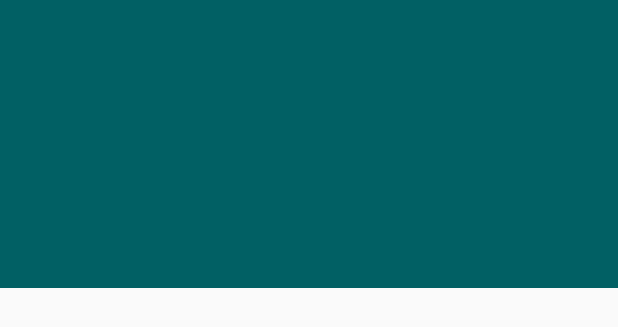
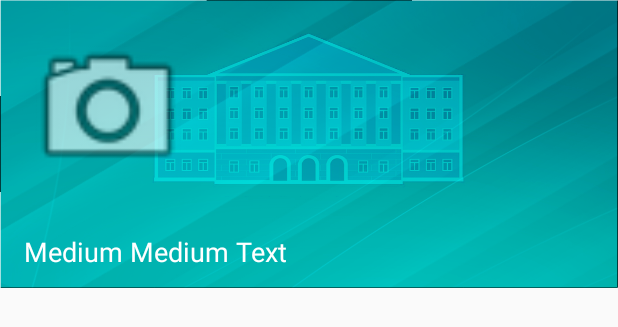
Before and after one commit to 4evterg/DonGTU_mobile, an Android app: the layout navigation_header.xml on its own in the app's theme, with its tools: preview values and no code run, on a phone screen of 412 x 824 dp. Shown: the top 327 px of the screen. Run offline under Robolectric (Android 15) with nearby library versions, the phone set to English and light mode, and no system bars; network calls fail.

Commit message:
Add username, photo and background to navview header + align some elements in navview

```diff
--- a/DonGTU_mobile/app/src/main/res/layout/navigation_header.xml
+++ b/DonGTU_mobile/app/src/main/res/layout/navigation_header.xml
@@ -3,6 +3,47 @@
     android:orientation="vertical"
     android:layout_width="match_parent"
     android:layout_height="192dp"
-    android:background="@color/colorPrimaryDark">
+    android:background="@mipmap/dongtu_img"
+    android:paddingLeft="@dimen/nav_menu_padding"
+    android:paddingRight="@dimen/nav_menu_padding"
+    android:paddingTop="@dimen/nav_menu_padding">
 
+    <ImageView
+        android:layout_width="112dp"
+        android:layout_height="112dp"
+        android:id="@+id/imageView"
+        android:layout_gravity="top"
+        android:background="@android:drawable/ic_menu_camera"
+        android:scaleType="centerCrop"
+
+        />
+    <LinearLayout
+        android:orientation="vertical"
+        android:layout_width="match_parent"
+        android:layout_height="match_parent"
+        android:gravity="bottom">
+        <LinearLayout
+            android:orientation="horizontal"
+            android:layout_width="match_parent"
+            android:layout_height="@dimen/nav_menu_text_items_height"
+            android:layout_gravity="bottom">
+
+            <TextView
+                android:layout_width="wrap_content"
+                android:layout_height="wrap_content"
+                android:textAppearance="?android:attr/textAppearanceMedium"
+                android:text="Medium "
+                android:id="@+id/nav_header_username"
+                android:textColor="@color/colorWhite"
+                android:layout_gravity="center_vertical"/>
+            <TextView
+                android:layout_width="wrap_content"
+                android:layout_height="wrap_content"
+                android:textAppearance="?android:attr/textAppearanceMedium"
+                android:text="Medium Text"
+                android:id="@+id/nav_header_usersurname"
+                android:textColor="@color/colorWhite"
+                android:layout_gravity="center_vertical"/>
+        </LinearLayout>
+    </LinearLayout>
 </LinearLayout>
--- /dev/null
+++ b/DonGTU_mobile/app/src/main/res/layout/profile_activity.xml
@@ -0,0 +1,6 @@
+<?xml version="1.0" encoding="utf-8"?>
+<LinearLayout xmlns:android="http://schemas.android.com/apk/res/android"
+    android:orientation="vertical" android:layout_width="match_parent"
+    android:layout_height="match_parent">
+
+</LinearLayout>
--- a/DonGTU_mobile/app/src/main/res/values/dimens.xml
+++ b/DonGTU_mobile/app/src/main/res/values/dimens.xml
@@ -4,6 +4,14 @@
     <dimen name="default_padding">30dp</dimen>
     <dimen name="default_margin">30dp</dimen>
     <dimen name="activity_horizontal_margin">0dp</dimen>
+    <dimen name="text_margin">5dp</dimen>
+
+    <dimen name="nav_menu_padding">16dp</dimen>
+    <dimen name="nav_menu_text_items_margin">72dp</dimen>
+    <dimen name="nav_menu_text_items_height">48dp</dimen>
+    <dimen name="nav_menu_text_content_space">8dp</dimen>
+
+
     <dimen name="card_margin">7dp</dimen>
     <!-- Отступы для экшн-кнопочки -->
     <dimen name="fab_margin">16dp</dimen>
```
Also changed, not shown: DonGTU_mobile/app/src/main/java/com/chetverg/dongtu_mobile/MainActivity.java (+22 -9 lines), DonGTU_mobile/app/src/main/res/mipmap-hdpi/dongtu_img.png (added), DonGTU_mobile/app/src/main/res/mipmap-mdpi/dongtu_img.png (added), DonGTU_mobile/app/src/main/res/mipmap-xhdpi/dongtu_img.png (added), DonGTU_mobile/app/src/main/res/mipmap-xxhdpi/dongtu_img.png (added), DonGTU_mobile/app/src/main/res/mipmap-xxxhdpi/dongtu_img.png (added).
